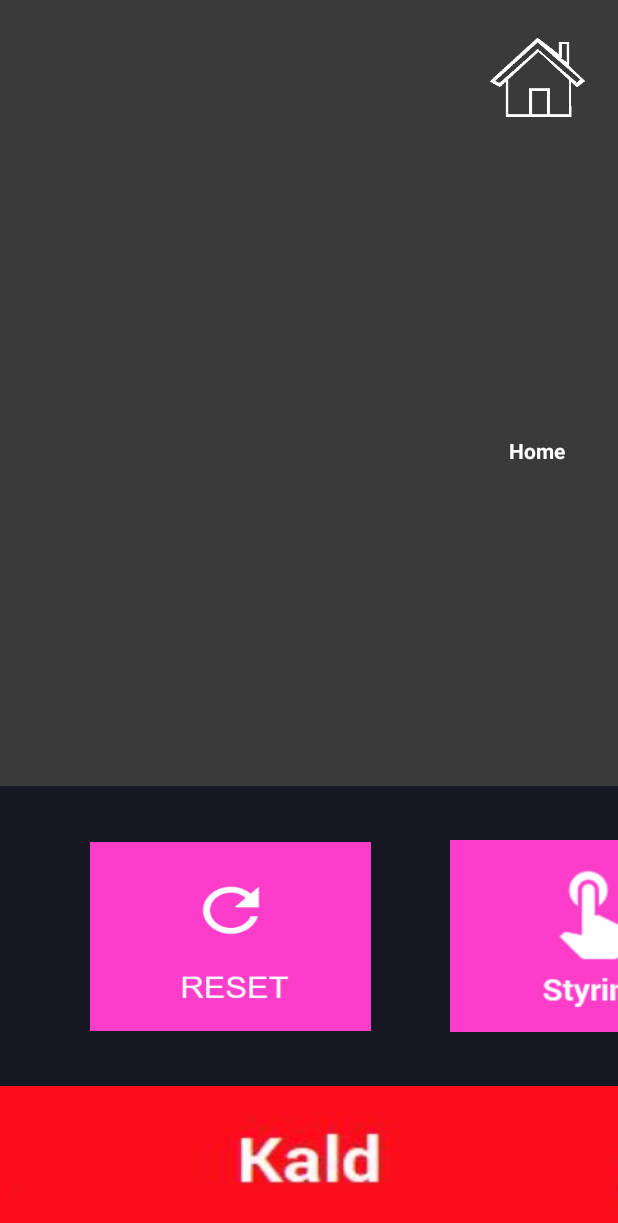
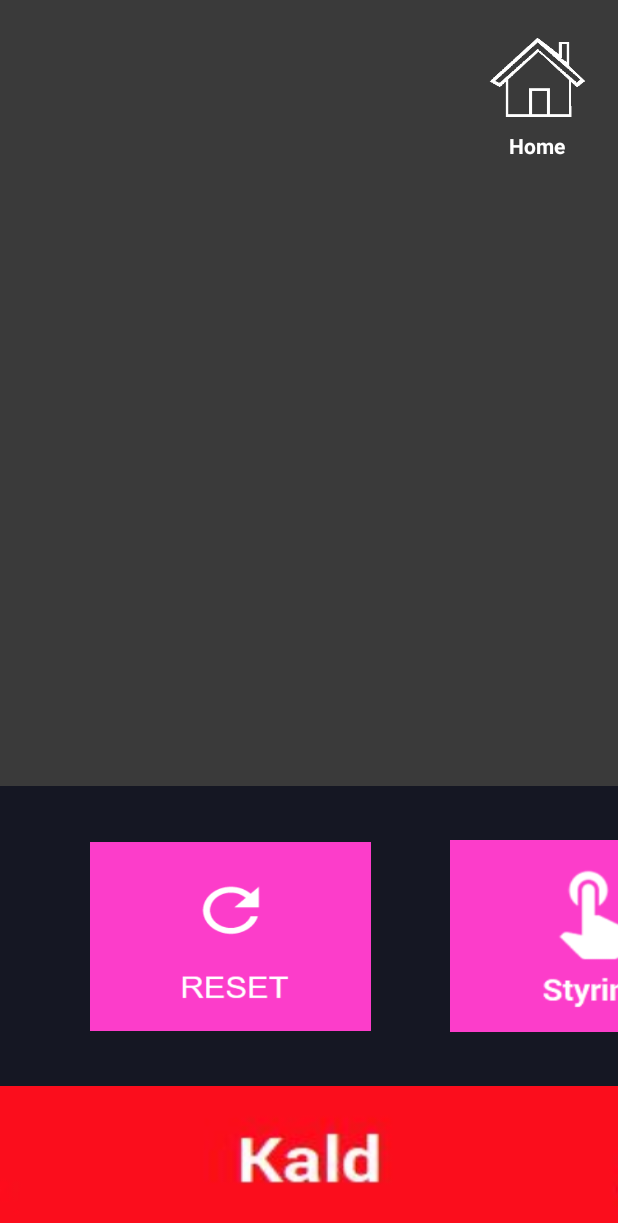
Before and after one commit to EinarLogiOskars/Respirator, an Android app: the SettingsActivity screen opened directly, with no data from a screen before it, on a phone screen of 412 x 824 dp. Shown: the top 1223 px of the screen. Run offline under Robolectric (Android 15) with nearby library versions, the phone set to English and light mode, and no system bars.

Commit message:
fixed a constrain

```diff
--- a/app/src/main/java/com/group5/respirator/MainActivity.java
+++ b/app/src/main/java/com/group5/respirator/MainActivity.java
@@ -33,7 +33,7 @@ public class MainActivity extends AppCompatActivity {
 
     public void entertainment(View view) {
 
-        Intent entIntent = new Intent(this, SpilScreen.class);
+        Intent entIntent = new Intent(this, EntertainmentScreen.class);
         startActivity(entIntent);
 
     }
--- a/app/src/main/res/layout/activity_settings.xml
+++ b/app/src/main/res/layout/activity_settings.xml
@@ -186,6 +186,7 @@
         android:textStyle="bold"
         app:layout_constraintBottom_toTopOf="@+id/constraintLayout2"
         app:layout_constraintEnd_toEndOf="parent"
-        app:layout_constraintTop_toBottomOf="@+id/homeBtn" />
+        app:layout_constraintTop_toBottomOf="@+id/homeBtn"
+        app:layout_constraintVertical_bias="0.0" />
 
 </android.support.constraint.ConstraintLayout>
```
